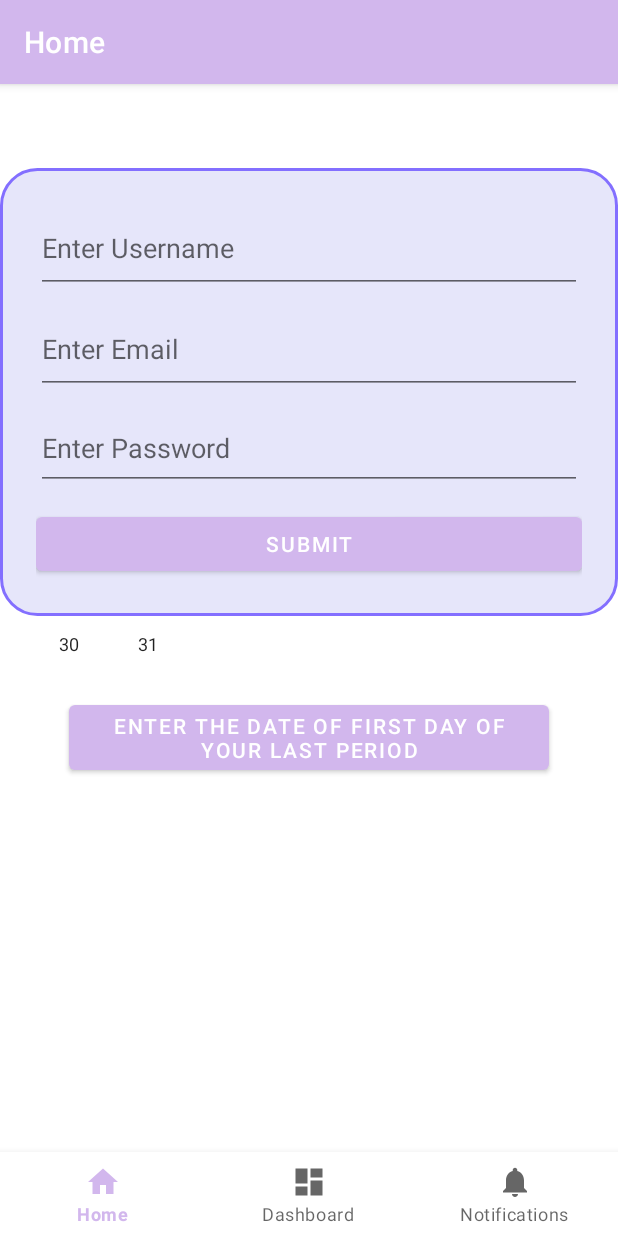
After one commit to mavil323/android-womens-health-app, an Android app: the fragment SignUpDetailsFragment placed in its activity, on a phone screen of 412 x 824 dp. The commit adds this screen. Run offline under Robolectric (Android 15) with nearby library versions, the phone set to English and light mode, and no system bars; our stand-ins replace navigation-ui.

Commit message:
Add animations, along with sign up button redirecting the sign up to the nest page.fixed some errors as well

```diff
--- a/app/src/main/java/com/example/myapplication/MainActivity.kt
+++ b/app/src/main/java/com/example/myapplication/MainActivity.kt
@@ -35,7 +35,9 @@
         // menu should be considered as top level destinations.
         val appBarConfiguration = AppBarConfiguration(
             setOf(
-                R.id.navigation_home, R.id.navigation_dashboard, R.id.navigation_notifications
+                R.id.navigation_home,
+                R.id.navigation_dashboard,
+                R.id.navigation_notifications
             )
 
         )
--- /dev/null
+++ b/app/src/main/java/com/example/myapplication/ui/signup/SignUpDetailsFragment.kt
@@ -0,0 +1,43 @@
+package com.example.myapplication.ui.signup
+
+import android.os.Bundle
+import android.view.LayoutInflater
+import android.view.View
+import android.view.ViewGroup
+import android.widget.Button
+import android.widget.EditText
+import android.widget.Toast
+import androidx.fragment.app.Fragment
+import com.example.myapplication.R
+
+class SignUpDetailsFragment : Fragment() {
+
+    override fun onCreateView(
+        inflater: LayoutInflater, container: ViewGroup?,
+        savedInstanceState: Bundle?
+    ): View {
+        return inflater.inflate(R.layout.sign_up_details, container, false)
+    }
+
+    override fun onViewCreated(view: View, savedInstanceState: Bundle?) {
+        super.onViewCreated(view, savedInstanceState)
+
+        val usernameInput = view.findViewById<EditText>(R.id.usernameInput)
+        val emailInput = view.findViewById<EditText>(R.id.emailInput)
+        val passwordInput = view.findViewById<EditText>(R.id.passwordInput)
+        val btnSubmit = view.findViewById<Button>(R.id.btnSubmit)
+
+        btnSubmit.setOnClickListener {
+            val username = usernameInput.text.toString().trim()
+            val email = emailInput.text.toString().trim()
+            val password = passwordInput.text.toString().trim()
+
+            if (username.isEmpty() || email.isEmpty() || password.isEmpty()) {
+                Toast.makeText(requireContext(), "Please fill in all fields", Toast.LENGTH_SHORT).show()
+            } else {
+                Toast.makeText(requireContext(), "Sign-up details entered!", Toast.LENGTH_SHORT).show()
+                // Proceed to next step or validation
+            }
+        }
+    }
+}
--- /dev/null
+++ b/app/src/main/res/anim/slide_in_left.xml
@@ -0,0 +1,6 @@
+<set xmlns:android="http://schemas.android.com/apk/res/android">
+    <translate
+        android:fromXDelta="-100%"
+        android:toXDelta="0%"
+        android:duration="300"/>
+</set>
--- /dev/null
+++ b/app/src/main/res/anim/slide_in_right.xml
@@ -0,0 +1,6 @@
+<set xmlns:android="http://schemas.android.com/apk/res/android">
+    <translate
+        android:fromXDelta="100%"
+        android:toXDelta="0%"
+        android:duration="300"/>
+</set>
--- /dev/null
+++ b/app/src/main/res/anim/slide_out_left.xml
@@ -0,0 +1,6 @@
+<set xmlns:android="http://schemas.android.com/apk/res/android">
+    <translate
+        android:fromXDelta="0%"
+        android:toXDelta="-100%"
+        android:duration="300"/>
+</set>
--- /dev/null
+++ b/app/src/main/res/anim/slide_out_right.xml
@@ -0,0 +1,6 @@
+<set xmlns:android="http://schemas.android.com/apk/res/android">
+    <translate
+        android:fromXDelta="0%"
+        android:toXDelta="100%"
+        android:duration="300"/>
+</set>
--- a/app/src/main/res/layout/activity_main.xml
+++ b/app/src/main/res/layout/activity_main.xml
@@ -30,4 +30,5 @@
         app:layout_constraintTop_toTopOf="parent"
         app:navGraph="@navigation/mobile_navigation" />
 
+
 </androidx.constraintlayout.widget.ConstraintLayout>
--- /dev/null
+++ b/app/src/main/res/layout/sign_up_details.xml
@@ -0,0 +1,42 @@
+<LinearLayout xmlns:android="http://schemas.android.com/apk/res/android"
+    android:layout_width="match_parent"
+    android:layout_height="wrap_content"
+    xmlns:app="http://schemas.android.com/apk/res-auto"
+    android:orientation="vertical"
+    android:padding="24dp"
+    android:background="@drawable/rounded_corner_bg"
+
+
+
+    >
+
+
+    <EditText
+        android:id="@+id/usernameInput"
+        android:layout_width="match_parent"
+        android:layout_height="59dp"
+        android:hint="Enter Username" />
+
+    <EditText
+        android:id="@+id/emailInput"
+        android:layout_width="match_parent"
+        android:layout_height="59dp"
+        android:layout_marginTop="8dp"
+        android:hint="Enter Email"
+        android:inputType="textEmailAddress" />
+
+    <EditText
+        android:id="@+id/passwordInput"
+        android:layout_width="match_parent"
+        android:layout_height="56dp"
+        android:layout_marginTop="8dp"
+        android:hint="Enter Password"
+        android:inputType="textPassword" />
+
+    <Button
+        android:id="@+id/btnSubmit"
+        android:layout_width="match_parent"
+        android:layout_height="wrap_content"
+        android:text="Submit"
+        android:layout_marginTop="12dp"/>
+</LinearLayout>
```
Also changed, not shown: app/build.gradle.kts (+18 -0 lines), app/src/main/java/com/example/myapplication/ui/signup/SignUpDetailsViewModel.kt (added, +13 -0 lines), app/src/main/java/com/example/myapplication/ui/signup/SignUpFragment.kt (+15 -15 lines), app/src/main/res/layout/dialog_signup.xml (+33 -19 lines), app/src/main/res/layout/fragment_signup.xml (deleted, +0 -16 lines), app/src/main/res/navigation/nav_graph.xml (added, +28 -0 lines).
